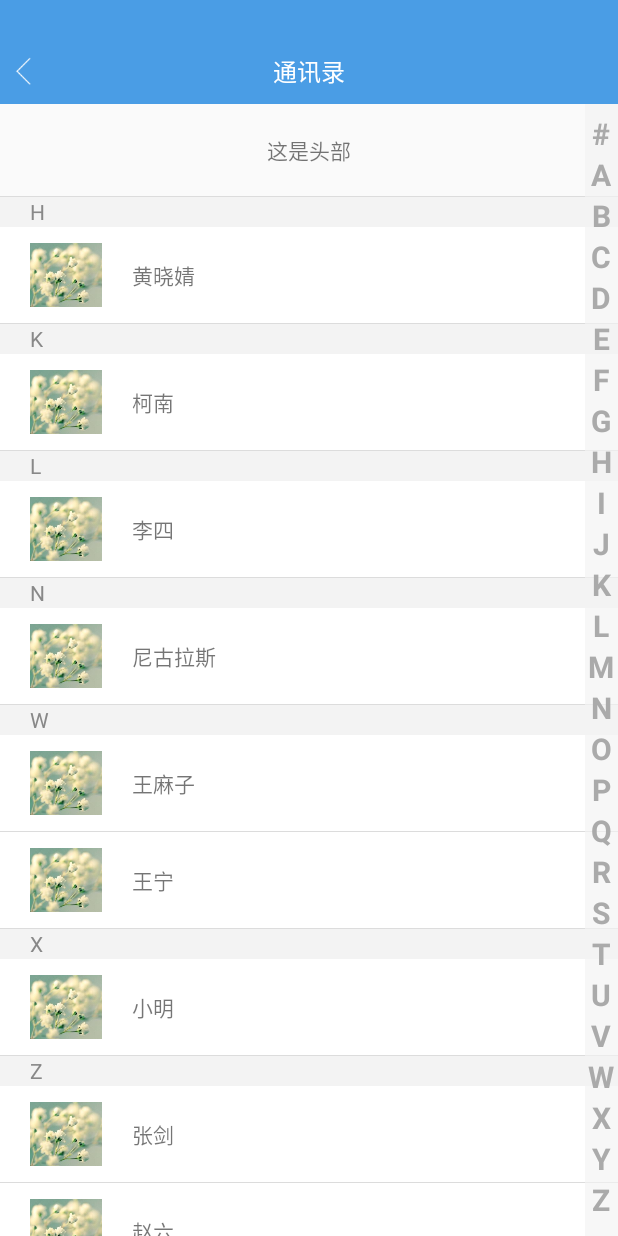
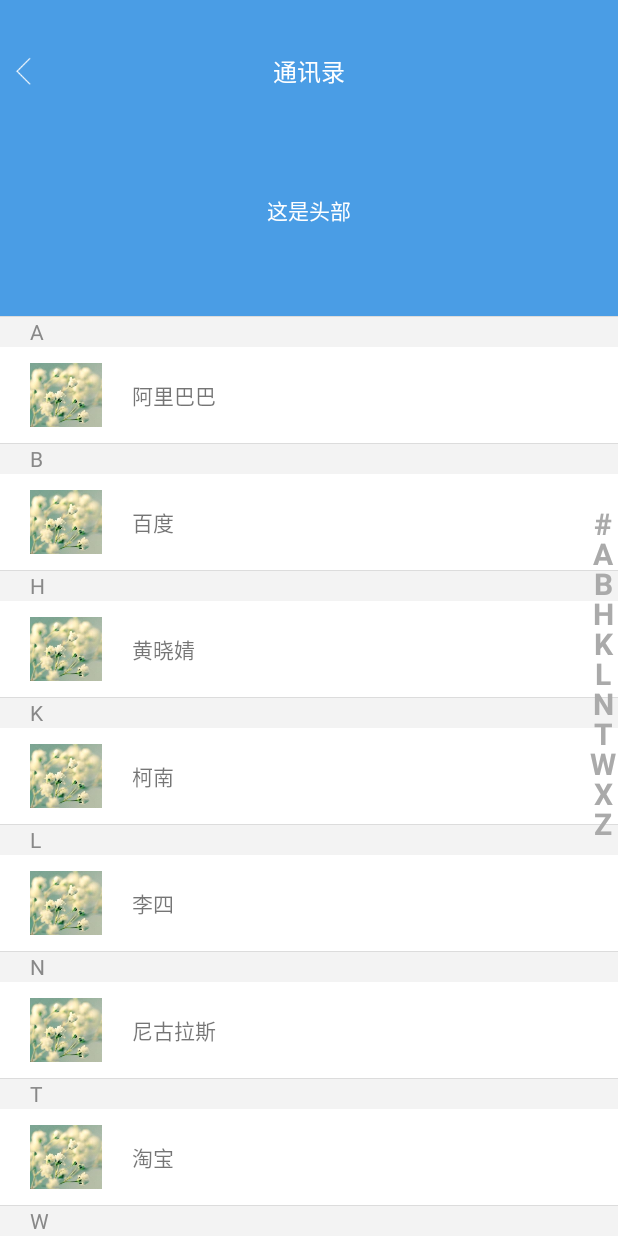
Before and after one commit to psvmc/ZJLearnAndroid, an Android app: the UserbookActivity screen opened directly, with no data from a screen before it, on a phone screen of 412 x 824 dp. Run offline under Robolectric (Android 15) with nearby library versions, the phone set to English and light mode, and no system bars.

Commit message:
通讯录

```diff
--- a/app/src/main/java/cn/psvmc/zjlearnandroid/DemoUserbook/QuickAlphabeticBar.java
+++ b/app/src/main/java/cn/psvmc/zjlearnandroid/DemoUserbook/QuickAlphabeticBar.java
@@ -1,8 +1,11 @@
 package cn.psvmc.zjlearnandroid.DemoUserbook;
 
+import java.util.ArrayList;
+import java.util.Collections;
 import java.util.HashMap;
+import java.util.List;
+import java.util.Set;
 
-import android.app.Activity;
 import android.content.Context;
 import android.graphics.Canvas;
 import android.graphics.Color;
@@ -16,49 +19,55 @@ import android.util.AttributeSet;
 import android.view.MotionEvent;
 import android.view.View;
 
+import android.view.ViewGroup;
 import android.widget.TextView;
-
-import cn.psvmc.zjlearnandroid.R;
 
 
 /**
  * 字母索引条
  *
- * @author Administrator
+ * @author psvmc
  */
 public class QuickAlphabeticBar extends android.support.v7.widget.AppCompatImageButton {
-    String TAG = "QuickAlphabeticBar";
+    //String TAG = "QuickAlphabeticBar";
     private TextView mDialogText; // 中间显示字母的文本框
     private Handler mHandler; // 处理UI的句柄
     private RecyclerView recyclerView; // 列表
-    private float mHight; // 高度
+
+    Context mContext;
     // 字母列表索引
     private String[] letters = new String[]{"#", "A", "B", "C", "D", "E",
             "F", "G", "H", "I", "J", "K", "L", "M", "N", "O", "P", "Q", "R",
             "S", "T", "U", "V", "W", "X", "Y", "Z"};
     // 字母索引哈希表
-    private HashMap<String, Integer> alphaIndexer;
+    private HashMap<String, Integer> sectionIndex;
     Paint paint = new Paint();
     boolean showBkg = false;
     int choose = -1;
 
     public QuickAlphabeticBar(Context context) {
         super(context);
+        mContext = context;
     }
 
     public QuickAlphabeticBar(Context context, AttributeSet attrs, int defStyle) {
         super(context, attrs, defStyle);
+        mContext = context;
     }
 
     public QuickAlphabeticBar(Context context, AttributeSet attrs) {
         super(context, attrs);
+        mContext = context;
     }
 
     // 初始化
-    public void init(Activity ctx) {
-        mDialogText = (TextView) ctx.findViewById(R.id.fast_position);
+    public void init() {
+        mHandler = new Handler();
+    }
+
+    public void setDialogText(TextView mDialogText) {
+        this.mDialogText = mDialogText;
         mDialogText.setVisibility(View.INVISIBLE);
-        mHandler = new Handler();
     }
 
     // 设置需要索引的列表
@@ -67,8 +76,16 @@ public class QuickAlphabeticBar extends android.support.v7.widget.AppCompatImage
     }
 
     // 设置字母索引哈希表
-    public void setAlphaIndexer(HashMap<String, Integer> alphaIndexer) {
-        this.alphaIndexer = alphaIndexer;
+    public void setSectionIndex(HashMap<String, Integer> sectionIndex) {
+        this.sectionIndex = sectionIndex;
+        Set<String> keys = sectionIndex.keySet();
+        List<String> keyList = new ArrayList<String>();
+        keyList.addAll(keys);
+        Collections.sort(keyList);
+        letters = new String[keyList.size()];
+        for (int i = 0; i < keyList.size(); i++) {
+            letters[i] = keyList.get(i);
+        }
     }
 
     @Override
@@ -82,9 +99,9 @@ public class QuickAlphabeticBar extends android.support.v7.widget.AppCompatImage
         if (selectIndex > -1 && selectIndex < letters.length) { // 防止越界
             String key = letters[selectIndex];
             mDialogText.setText(key);
-            if (null != alphaIndexer) {
-                if (alphaIndexer.containsKey(key)) {
-                    int pos = alphaIndexer.get(key);
+            if (null != sectionIndex) {
+                if (sectionIndex.containsKey(key)) {
+                    int pos = sectionIndex.get(key);
                     moveToPosition(recyclerView, pos);
                 }
             }
@@ -112,7 +129,7 @@ public class QuickAlphabeticBar extends android.support.v7.widget.AppCompatImage
                 break;
             case MotionEvent.ACTION_MOVE:
                 if (oldChoose != selectIndex) {
-                    if (selectIndex > 0 && selectIndex < letters.length) {
+                    if (selectIndex >= 0 && selectIndex < letters.length) {
                         choose = selectIndex;
                         invalidate();
                     }
@@ -139,6 +156,7 @@ public class QuickAlphabeticBar extends android.support.v7.widget.AppCompatImage
         }
         return super.onTouchEvent(event);
     }
+
 
     @Override
     protected void onDraw(Canvas canvas) {
@@ -188,4 +206,38 @@ public class QuickAlphabeticBar extends android.support.v7.widget.AppCompatImage
         }
     }
 
+    @Override
+    protected void onMeasure(int widthMeasureSpec, int heightMeasureSpec) {
+        super.onMeasure(widthMeasureSpec, heightMeasureSpec);
+        // 获取宽-测量规则的模式和大小
+        int widthMode = MeasureSpec.getMode(widthMeasureSpec);
+        int widthSize = MeasureSpec.getSize(widthMeasureSpec);
+
+        // 获取高-测量规则的模式和大小
+        int heightMode = MeasureSpec.getMode(heightMeasureSpec);
+        int heightSize = MeasureSpec.getSize(heightMeasureSpec);
+
+        // 设置wrap_content的默认宽 / 高值
+        // 默认宽/高的设定并无固定依据,根据需要灵活设置
+        // 类似TextView,ImageView等针对wrap_content均在onMeasure()对设置默认宽 / 高值有特殊处理,具体读者可以自行查看
+        int sigleHeight = dip2px(mContext, 20);
+        int mWidth = sigleHeight;
+        int mHeight = sigleHeight * letters.length;
+
+        // 当布局参数设置为wrap_content时，设置默认值
+        if (getLayoutParams().width == ViewGroup.LayoutParams.WRAP_CONTENT && getLayoutParams().height == ViewGroup.LayoutParams.WRAP_CONTENT) {
+            setMeasuredDimension(mWidth, mHeight);
+            // 宽 / 高任意一个布局参数为= wrap_content时，都设置默认值
+        } else if (getLayoutParams().width == ViewGroup.LayoutParams.WRAP_CONTENT) {
+            setMeasuredDimension(mWidth, heightSize);
+        } else if (getLayoutParams().height == ViewGroup.LayoutParams.WRAP_CONTENT) {
+            setMeasuredDimension(widthSize, mHeight);
+        }
+    }
+
+    public static int dip2px(Context context, float dpValue) {
+        final float scale = context.getResources().getDisplayMetrics().density;
+        return (int) (dpValue * scale + 0.5f);
+    }
+
 }
--- a/app/src/main/java/cn/psvmc/zjlearnandroid/DemoUserbook/UserbookActivity.java
+++ b/app/src/main/java/cn/psvmc/zjlearnandroid/DemoUserbook/UserbookActivity.java
@@ -2,7 +2,6 @@ package cn.psvmc.zjlearnandroid.DemoUserbook;
 
 import android.app.Activity;
 import android.content.Context;
-import android.content.Intent;
 import android.support.v7.app.AppCompatActivity;
 import android.os.Bundle;
 import android.support.v7.widget.DefaultItemAnimator;
@@ -11,27 +10,13 @@ import android.support.v7.widget.RecyclerView;
 import android.util.Log;
 import android.view.View;
 import android.widget.RelativeLayout;
+import android.widget.TextView;
 
 import java.util.ArrayList;
 import java.util.Collections;
 import java.util.HashMap;
 import java.util.List;
 
-import cn.psvmc.zjlearnandroid.DemoChat.C.ChatActivity;
-import cn.psvmc.zjlearnandroid.DemoCollapsingToolbarLayout.ZJCollapsingToolbarLayoutActivity;
-import cn.psvmc.zjlearnandroid.DemoDialog.ZJDialogActivity;
-import cn.psvmc.zjlearnandroid.DemoDrawerLayout.ZJDrawerLayoutActivity;
-import cn.psvmc.zjlearnandroid.DemoFloatingActionButton.FloatingActionButtonActivity;
-import cn.psvmc.zjlearnandroid.DemoPopupWindow.ZJPopWindowActivity;
-import cn.psvmc.zjlearnandroid.DemoRecycleViewWithHeaderAndFooter.C.FileListActivity;
-import cn.psvmc.zjlearnandroid.DemoSysDialog.SysDialogActivity;
-import cn.psvmc.zjlearnandroid.DemoTabLayout.Activity.TabLayoutActivity;
-import cn.psvmc.zjlearnandroid.DemoTabbar.C.TabbarActivity;
-import cn.psvmc.zjlearnandroid.DemoTabbar2.C.Tabbar2Activity;
-import cn.psvmc.zjlearnandroid.DemoTextInputLayout.ZJTextInputLayoutActivity;
-import cn.psvmc.zjlearnandroid.DemoToolbar.ToolbarActivity;
-import cn.psvmc.zjlearnandroid.MainRecycleView.MainListAdapter;
-import cn.psvmc.zjlearnandroid.MainRecycleView.Model.ListItemModel;
 import cn.psvmc.zjlearnandroid.MainRecycleView.RecycleViewDivider;
 import cn.psvmc.zjlearnandroid.R;
 
@@ -48,6 +33,7 @@ public class UserbookActivity extends AppCompatActivity implements UserbookListA
     private List<UserbookItemModel> mDatas = new ArrayList<>();
 
     private QuickAlphabeticBar quickAlphabeticBar;
+    private TextView mDialogText;
 
 
     @Override
@@ -101,24 +87,17 @@ public class UserbookActivity extends AppCompatActivity implements UserbookListA
 
     private void initQuickBar() {
         quickAlphabeticBar = (QuickAlphabeticBar) findViewById(R.id.fast_scroller);
-        quickAlphabeticBar.init(activity);
+        mDialogText = (TextView) findViewById(R.id.dialogTextView);
+        quickAlphabeticBar.init();
+        quickAlphabeticBar.setDialogText(mDialogText);
         quickAlphabeticBar.setListView(mRecyclerView);
-    }
-
-    private void reloadQuickBar() {
-        HashMap<String, Integer> alphaIndexer = new HashMap<>();
-        alphaIndexer.put("#",0);
-        for (int i = 0; i < mDatas.size(); i++) {
-            String firstChar = mDatas.get(i).getFirstChar();
-            if (alphaIndexer.get(firstChar) == null) {
-                alphaIndexer.put(firstChar,i+1);
-            }
-        }
-        quickAlphabeticBar.setAlphaIndexer(alphaIndexer);
     }
 
     private void reloadData() {
         mDatas.remove(mDatas);
+        mDatas.add(new UserbookItemModel("阿里巴巴", "", "A"));
+        mDatas.add(new UserbookItemModel("百度", "", "B"));
+        mDatas.add(new UserbookItemModel("淘宝", "", "T"));
         mDatas.add(new UserbookItemModel("张剑", "", "Z"));
         mDatas.add(new UserbookItemModel("李四", "", "L"));
         mDatas.add(new UserbookItemModel("王麻子", "", "W"));
@@ -134,6 +113,21 @@ public class UserbookActivity extends AppCompatActivity implements UserbookListA
         mListAdapter.notifyDataSetChanged();
     }
 
+    private void reloadQuickBar() {
+        HashMap<String, Integer> sectionIndex = new HashMap<>();
+        sectionIndex.put("#", 0);
+
+        for (int i = 0; i < mDatas.size(); i++) {
+            String firstChar = mDatas.get(i).getFirstChar();
+            if (sectionIndex.get(firstChar) == null) {
+                sectionIndex.put(firstChar, i + 1);
+            }
+        }
+
+        quickAlphabeticBar.setSectionIndex(sectionIndex);
+
+    }
+
     @Override
     public void onItemClick(View view, int position) {
         Log.i(TAG, "onItemClick: " + position);
--- a/app/src/main/java/cn/psvmc/zjlearnandroid/MainRecycleView/MainActivity.java
+++ b/app/src/main/java/cn/psvmc/zjlearnandroid/MainRecycleView/MainActivity.java
@@ -44,6 +44,12 @@ public class MainActivity extends AppCompatActivity {
         setContentView(R.layout.activity_main);
         setTitle("RecyclerView的使用");
         mDatas.remove(mDatas);
+
+        mDatas.add(new ListItemModel(
+                "Userbook",
+                "通讯录",
+                "类似微信通讯录"
+        ));
 
         mDatas.add(new ListItemModel(
                 "Toolbar_Snackbar",
@@ -121,11 +127,7 @@ public class MainActivity extends AppCompatActivity {
                 "聊天页面的简单实现"
         ));
 
-        mDatas.add(new ListItemModel(
-                "Userbook",
-                "Userbook",
-                "类似微信通讯录"
-        ));
+
         mRecyclerView = (RecyclerView) findViewById(R.id.recyclerView);
         mListAdapter = new MainListAdapter(this, mDatas);
         mRecyclerView.setAdapter(mListAdapter);
--- /dev/null
+++ b/app/src/main/res/drawable/yuan_bg_gray.xml
@@ -0,0 +1,20 @@
+<?xml version="1.0" encoding="utf-8"?>
+
+<shape
+    xmlns:android="http://schemas.android.com/apk/res/android"
+    android:shape="rectangle">
+
+    <!--圆角度数-->
+    <corners
+        android:radius="6dp"
+    />
+    <!--边宽宽度及边宽颜色-->
+    <stroke
+        android:width="1dp"
+        android:color="#ccffffff"/>
+    <!--背景-->
+    <solid
+        android:color="#66000000"
+    />
+
+</shape>
--- a/app/src/main/res/layout/activity_userbook.xml
+++ b/app/src/main/res/layout/activity_userbook.xml
@@ -55,29 +55,31 @@
             android:layout_width="match_parent"
             android:layout_height="match_parent">
         </android.support.v7.widget.RecyclerView>
+
         <TextView
-            android:id="@+id/fast_position"
+            android:id="@+id/dialogTextView"
             android:layout_width="70dip"
             android:layout_height="70dip"
             android:layout_centerInParent="true"
             android:layout_gravity="center_horizontal|top"
             android:layout_margin="34dip"
-            android:background="@color/zj_black_transparent"
+            android:background="@drawable/yuan_bg_gray"
             android:gravity="center"
             android:padding="2dip"
             android:textColor="#ffffff"
             android:textSize="48dip"
             android:visibility="visible"
-            android:text="X"/>
+            android:text=""/>
 
         <cn.psvmc.zjlearnandroid.DemoUserbook.QuickAlphabeticBar
             android:id="@+id/fast_scroller"
-            android:layout_width="22dp"
-            android:layout_height="match_parent"
+            android:layout_width="wrap_content"
+            android:layout_height="wrap_content"
             android:layout_alignParentRight="true"
             android:layout_gravity="top|right|center"
+            android:layout_centerVertical="true"
             android:layout_marginTop="0dip"
-            android:background="@color/zj_gay_background_trans"
+            android:background="@color/clearColor"
             android:scaleType="centerInside" />
 
     </RelativeLayout>
--- a/app/src/main/res/layout/userbook_header_item.xml
+++ b/app/src/main/res/layout/userbook_header_item.xml
@@ -2,6 +2,7 @@
 <LinearLayout xmlns:android="http://schemas.android.com/apk/res/android"
     android:layout_width="match_parent"
     android:layout_height="wrap_content"
+    android:background="@color/zj_blue"
     android:orientation="vertical">
 
     <RelativeLayout
@@ -12,7 +13,9 @@
             android:layout_width="wrap_content"
             android:layout_height="wrap_content"
             android:layout_centerInParent="true"
-            android:layout_margin="20dp"
+            android:layout_marginTop="60dp"
+            android:layout_marginBottom="60dp"
+            android:textColor="@android:color/white"
             android:text="这是头部" />
 
     </RelativeLayout>
```
Also changed, not shown: app/src/main/res/mipmap-xhdpi/ic_launcher.png, app/src/main/res/mipmap-xxhdpi/ic_launcher.png.
